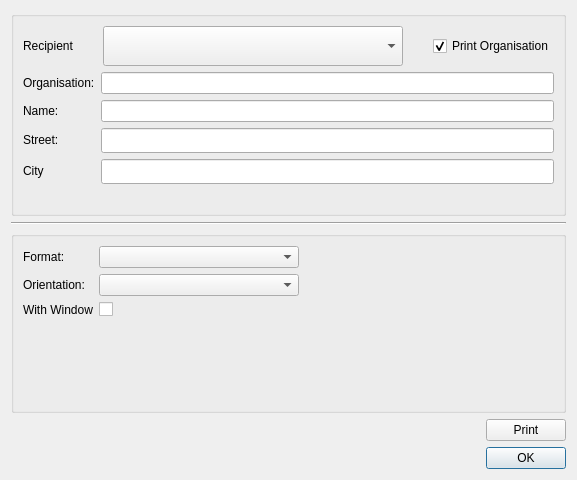
PhilippParis/BusinessManager, file ui/dialogs/envelopedialog.ui: the form before one commit.
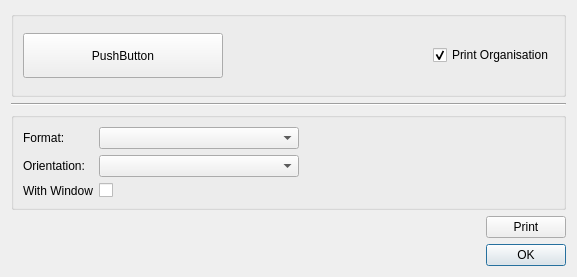
The form after the commit. Icons and pictures are not drawn.

Commit message: envelopeDialog: use customerSelectionDialog

What changed in the file:
```diff
--- a/ui/dialogs/envelopedialog.ui
+++ b/ui/dialogs/envelopedialog.ui
@@ -7,7 +7,7 @@
     <x>0</x>
     <y>0</y>
     <width>577</width>
-    <height>480</height>
+    <height>277</height>
    </rect>
   </property>
   <property name="windowTitle">
@@ -26,33 +26,16 @@
       <item>
        <layout class="QHBoxLayout" name="horizontalLayout">
         <item>
-         <widget class="QLabel" name="label">
-          <property name="text">
-           <string>Recipient</string>
-          </property>
-         </widget>
-        </item>
-        <item>
-         <spacer name="horizontalSpacer">
-          <property name="orientation">
-           <enum>Qt::Horizontal</enum>
-          </property>
-          <property name="sizeHint" stdset="0">
-           <size>
-            <width>40</width>
-            <height>20</height>
-           </size>
-          </property>
-         </spacer>
-        </item>
-        <item>
-         <widget class="QComboBox" name="cbCustomers">
+         <widget class="QPushButton" name="btnRecipient">
           <property name="minimumSize">
            <size>
-            <width>300</width>
-            <height>40</height>
+            <width>200</width>
+            <height>45</height>
            </size>
           </property>
+          <property name="text">
+           <string>PushButton</string>
+          </property>
          </widget>
         </item>
         <item>
@@ -80,80 +63,6 @@
         </item>
        </layout>
       </item>
-      <item>
-       <layout class="QFormLayout" name="formLayout">
-        <property name="fieldGrowthPolicy">
-         <enum>QFormLayout::AllNonFixedFieldsGrow</enum>
-        </property>
-        <item row="2" column="0">
-         <widget class="QLabel" name="lbl_title">
-          <property name="text">
-           <string>Name:</string>
-          </property>
-         </widget>
-        </item>
-        <item row="2" column="1">
-         <widget class="QLineEdit" name="leName"/>
-        </item>
-        <item row="3" column="0">
-         <widget class="QLabel" name="lbl_street">
-          <property name="text">
-           <string>Street:</string>
-          </property>
-         </widget>
-        </item>
-        <item row="3" column="1">
-         <widget class="QLineEdit" name="leStreet">
-          <property name="minimumSize">
-           <size>
-            <width>0</width>
-            <height>25</height>
-           </size>
-          </property>
-          <property name="text">
-           <string/>
-          </property>
-         </widget>
-        </item>
-        <item row="4" column="0">
-         <widget class="QLabel" name="lbl_city">
-          <property name="text">
-           <string>City</string>
-          </property>
-         </widget>
-        </item>
-        <item row="4" column="1">
-         <widget class="QLineEdit" name="leCity">
-          <property name="minimumSize">
-           <size>
-            <width>0</width>
-            <height>25</height>
-           </size>
-          </property>
-          <property name="text">
-           <string/>
-          </property>
-         </widget>
-        </item>
-        <item row="5" column="0">
-         <widget class="QLabel" name="Label">
-          <property name="text">
-           <string/>
-          </property>
-         </widget>
-        </item>
-        <item row="1" column="1">
-         <widget class="QLineEdit" name="leOrg"/>
-        </item>
-        <item row="1" column="0">
-         <widget class="QLabel" name="label_2">
-          <property name="text">
-           <string>Organisation:</string>
-          </property>
-         </widget>
-        </item>
-       </layout>
-      </item>
      </layout>
     </widget>
    </item>
```
The commit also changes 3 other files.
